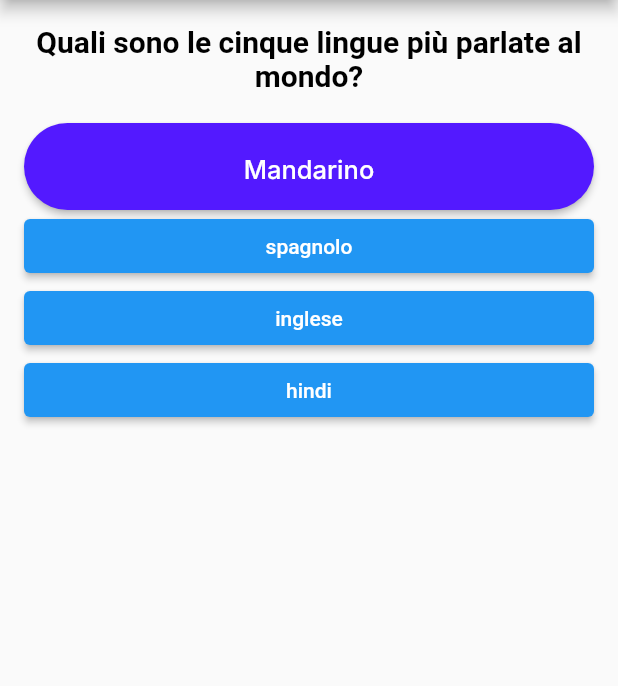
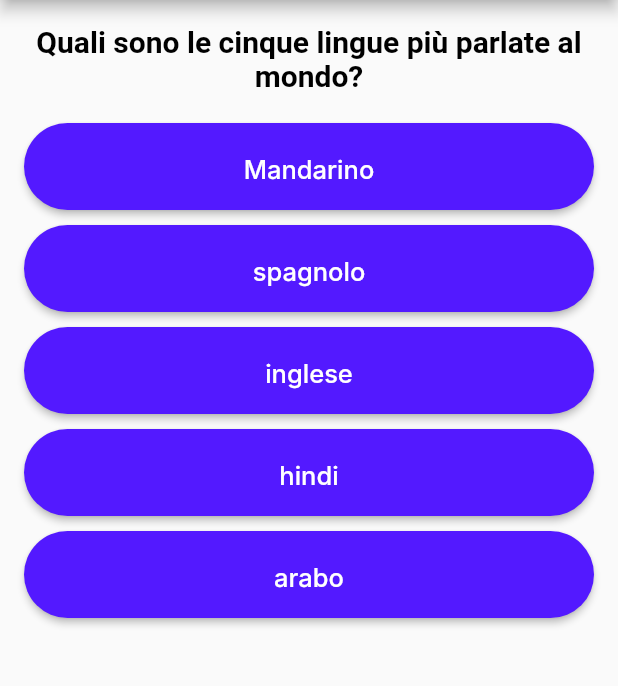
Before and after one commit to francemazzi/quiz, a Flutter app: the screen it shows after launch, on a phone screen of 412 x 824 dp, the part 84-770 px from its top. Run offline on Flutter 3.47's test engine with Material 2 defaults, Android fonts, the phone set to English and light mode, and no system bars; Roboto replaces fonts that are missing (Inter).

Commit message:
fix: button cycle

```diff
--- a/lib/widget/ask.dart
+++ b/lib/widget/ask.dart
@@ -3,6 +3,7 @@ import 'package:flutter/src/widgets/framework.dart';
 import 'package:flutter/src/widgets/placeholder.dart';
 
 import '../question_list.dart';
+import 'button_answer.dart';
 
 class Ask extends StatelessWidget {
   final Function clickButton;
@@ -25,48 +26,36 @@ class Ask extends StatelessWidget {
         const SizedBox(
           height: 20,
         ),
-        ElevatedButton(
-          style: ButtonStyle(
-            padding: MaterialStateProperty.all<EdgeInsetsGeometry>(
-              const EdgeInsets.all(15.0), // Qui definiamo il padding
-            ),
-            shape: MaterialStateProperty.all<RoundedRectangleBorder>(
-              RoundedRectangleBorder(
-                borderRadius: BorderRadius.circular(
-                    100.0), // Qui definiamo il raggio di curvatura
-              ),
-            ),
-            textStyle: MaterialStateProperty.all<TextStyle>(
-              const TextStyle(
-                fontFamily: 'Inter',
-                fontStyle: FontStyle.normal,
-                fontWeight: FontWeight.w500,
-                fontSize: 17.0,
-                height: 28.0 / 17.0,
-              ),
-            ),
-            backgroundColor:
-                MaterialStateProperty.all<Color>(const Color(0xFF5319FF)),
-          ),
-          onPressed: () {
-            clickButton(0);
-          },
-          child: Text(questions[0].answer[0].toString()),
-        ),
-        ElevatedButton(
-          onPressed: () => {clickButton(1)},
-          child: Text(questions[0].answer[1].toString()),
-        ),
-        ElevatedButton(
-          onPressed: () => {clickButton(2)},
-          child: Text(questions[0].answer[2].toString()),
-        ),
-        ElevatedButton(
-          onPressed: () {
-            clickButton(3);
-          },
-          child: Text(questions[0].answer[3].toString()),
-        ),
+        Column(
+          crossAxisAlignment: CrossAxisAlignment.stretch,
+          mainAxisAlignment: MainAxisAlignment.center,
+          children: [
+            for (int i = 0; i < questions[0].answer.length; i++)
+              Column(
+                crossAxisAlignment: CrossAxisAlignment.stretch,
+                children: [
+                  AskButton(clickButton, questions[0].answer[i].toString()),
+                  const SizedBox(height: 10),
+                ],
+              )
+          ],
+        )
+
+        // AskButton(clickButton, questions[0].answer[0].toString()),
+        // ElevatedButton(
+        //   onPressed: () => {clickButton(1)},
+        //   child: Text(questions[0].answer[1].toString()),
+        // ),
+        // ElevatedButton(
+        //   onPressed: () => {clickButton(2)},
+        //   child: Text(questions[0].answer[2].toString()),
+        // ),
+        // ElevatedButton(
+        //   onPressed: () {
+        //     clickButton(3);
+        //   },
+        //   child: Text(questions[0].answer[3].toString()),
+        // ),
       ],
     );
   }
--- /dev/null
+++ b/lib/widget/button_answer.dart
@@ -0,0 +1,44 @@
+import 'package:flutter/material.dart';
+import 'package:flutter/src/widgets/framework.dart';
+import 'package:flutter/src/widgets/placeholder.dart';
+
+import '../question_list.dart';
+
+class AskButton extends StatelessWidget {
+  final Function clickButton;
+  final String textAnswer;
+  const AskButton(this.clickButton, this.textAnswer, {super.key});
+
+  @override
+  Widget build(BuildContext context) {
+    //onPressed:  disabled ?  null : clickButton
+    return ElevatedButton(
+      style: ButtonStyle(
+        padding: MaterialStateProperty.all<EdgeInsetsGeometry>(
+          const EdgeInsets.all(15.0), // Qui definiamo il padding
+        ),
+        shape: MaterialStateProperty.all<RoundedRectangleBorder>(
+          RoundedRectangleBorder(
+            borderRadius: BorderRadius.circular(
+                100.0), // Qui definiamo il raggio di curvatura
+          ),
+        ),
+        textStyle: MaterialStateProperty.all<TextStyle>(
+          const TextStyle(
+            fontFamily: 'Inter',
+            fontStyle: FontStyle.normal,
+            fontWeight: FontWeight.w500,
+            fontSize: 17.0,
+            height: 28.0 / 17.0,
+          ),
+        ),
+        backgroundColor:
+            MaterialStateProperty.all<Color>(const Color(0xFF5319FF)),
+      ),
+      onPressed: () {
+        clickButton(0);
+      },
+      child: Text(textAnswer),
+    );
+  }
+}
```
